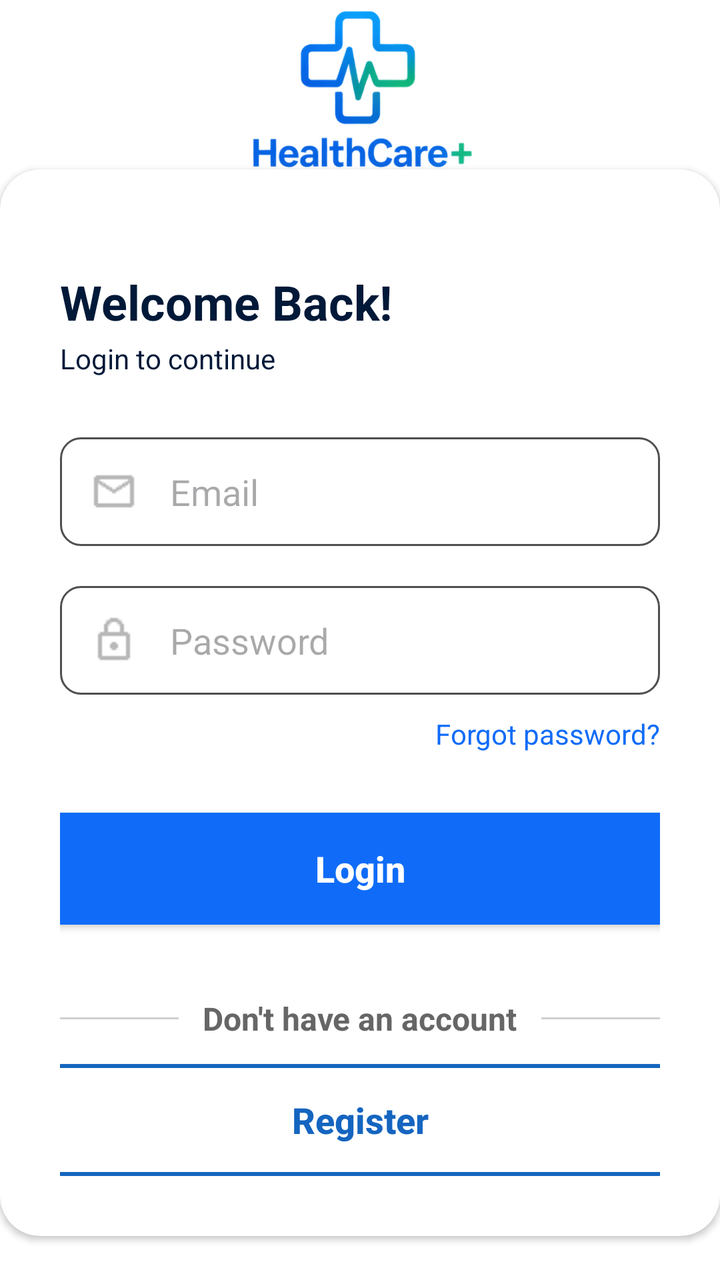
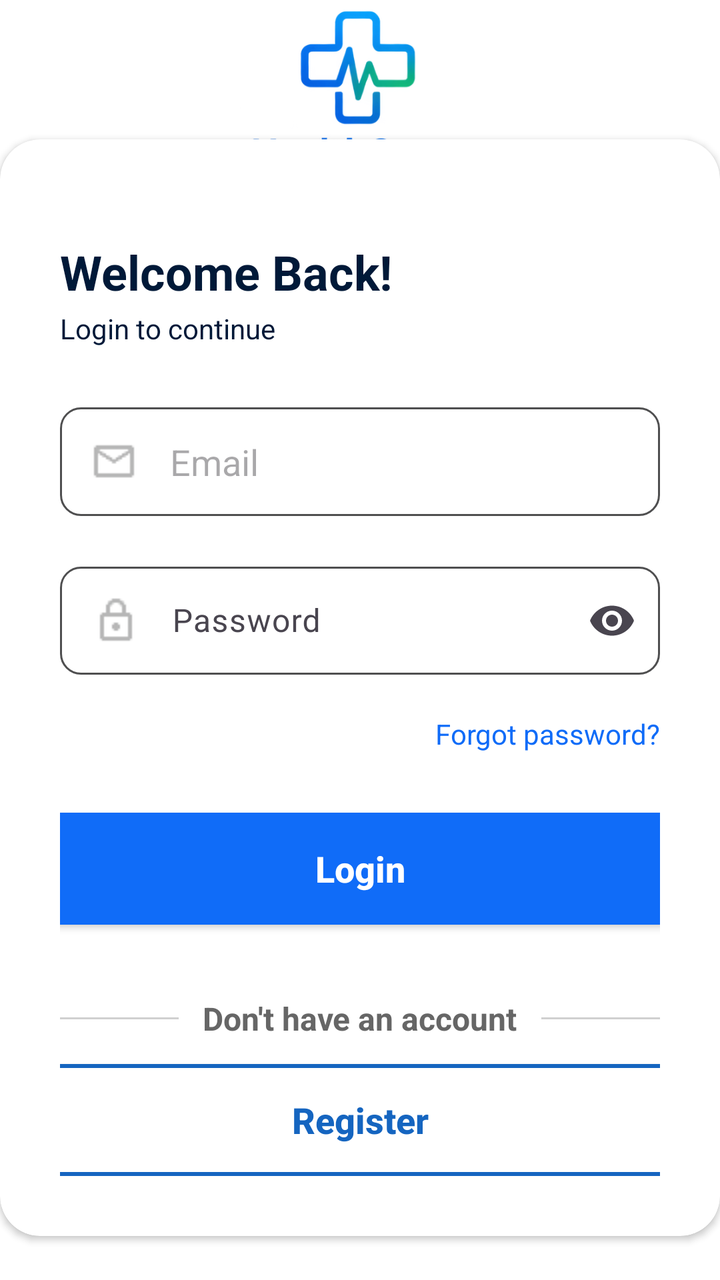

An Android layout rendered at two revisions. The XML below is the earlier revision; the diff shows what the commit changed to produce the second picture.
<!-- AndroidManifest.xml: application theme Theme.Hospital_Appointment_System -->
<!-- res/layout/activity_login.xml -->
<?xml version="1.0" encoding="utf-8"?>
<RelativeLayout xmlns:android="http://schemas.android.com/apk/res/android"
    xmlns:app="http://schemas.android.com/apk/res-auto"
    xmlns:tools="http://schemas.android.com/tools"
    android:id="@+id/main"
    android:layout_marginTop="30dp"
    android:layout_width="match_parent"
    android:layout_height="match_parent"
    android:background="@color/white"
    android:orientation="vertical"
    tools:context=".MainActivity">


    <ImageView
        android:layout_width="match_parent"
        android:layout_height="99dp"
        android:src="@drawable/logo" />

    <ImageView
        android:layout_width="match_parent"
        android:layout_height="386dp"
        android:src="@drawable/backhospital" />

    <androidx.cardview.widget.CardView
        android:layout_width="match_parent"
        android:layout_height="wrap_content"
        android:layout_alignParentBottom="true"
        android:layout_marginBottom="22dp"
        app:cardBackgroundColor="#FFFFFF"
        app:cardCornerRadius="20dp">

        <LinearLayout
            android:layout_width="match_parent"
            android:layout_height="wrap_content"
            android:layout_marginTop="20dp"
            android:orientation="vertical"
            android:padding="30dp">

            <LinearLayout
                android:layout_width="match_parent"
                android:layout_height="wrap_content"
                android:layout_marginBottom="30dp"
                android:orientation="vertical">


                <TextView
                    android:id="@+id/textView3"
                    android:layout_width="match_parent"
                    android:layout_height="35dp"

                    android:text="Welcome Back!"
                    android:textColor="@color/text_color"
                    android:textSize="24sp"
                    android:textStyle="bold" />

                <TextView
                    android:id="@+id/textView4"
                    android:layout_width="250dp"
                    android:layout_height="wrap_content"
                    android:text="Login to continue"

                    android:textColor="@color/text_color" />
            </LinearLayout>

            <LinearLayout
                android:layout_width="match_parent"
                android:layout_height="match_parent"
                android:orientation="vertical">


                <EditText
                    android:id="@+id/email_input"
                    android:layout_width="match_parent"
                    android:layout_height="wrap_content"
                    android:layout_gravity="center"
                    android:layout_marginBottom="20dp"
                    android:background="@drawable/login_area"
                    android:ems="10"
                    android:drawablePadding="16dp"
                    android:drawableStart="@drawable/envelop"
                    android:hint="Email"
                    android:inputType="textEmailAddress"
                    android:padding="15dp" />


                <EditText
                    android:id="@+id/pass_input"
                    android:layout_width="match_parent"
                    android:layout_height="wrap_content"
                    android:layout_gravity="center"
                    android:layout_marginBottom="10dp"
                    android:background="@drawable/login_area"
                    android:ems="10"
                    android:drawablePadding="16dp"
                    android:drawableStart="@drawable/lock"
                    android:hint="Password"
                    android:inputType="textPassword"
                    android:padding="15dp" />


                <TextView
                    android:layout_width="wrap_content"
                    android:layout_height="wrap_content"
                    android:layout_gravity="end"
                    android:layout_marginBottom="30dp"
                    android:text="Forgot password?"
                    android:textColor="@color/link" />

                <androidx.appcompat.widget.AppCompatButton
                    android:id="@+id/btLogin"
                    android:layout_width="350dp"
                    android:layout_height="56dp"
                    android:layout_gravity="center"
                    android:layout_marginBottom="16dp"
                    android:background="@drawable/login"
                    android:text="Login"
                    android:textAllCaps="false"
                    android:textColor="@android:color/white"
                    android:textSize="18sp"
                    android:textStyle="bold" />
            </LinearLayout>

            <LinearLayout
                android:layout_width="match_parent"
                android:layout_height="wrap_content"
                android:layout_marginTop="20dp"
                android:layout_marginBottom="12dp"
                android:gravity="center_vertical"
                android:orientation="horizontal">

                
                <View
                    android:layout_width="0dp"
                    android:layout_height="1dp"
                    android:layout_weight="1"
                    android:background="#D0D0D0" />

                
                <TextView
                    android:layout_width="wrap_content"
                    android:layout_height="wrap_content"
                    android:paddingStart="12dp"
                    android:paddingEnd="12dp"
                    android:text="Don't have an account"
                    android:textColor="#666666"
                    android:textSize="16sp"
                    android:textStyle="bold" />

                
                <View
                    android:layout_width="0dp"
                    android:layout_height="1dp"
                    android:layout_weight="1"
                    android:background="#D0D0D0" />

            </LinearLayout>

            <androidx.appcompat.widget.AppCompatButton

                android:id="@+id/btnRegistation"
                android:layout_width="350dp"
                android:layout_height="56dp"
                android:layout_gravity="center"
                android:background="@drawable/register"
                android:backgroundTint="@null"
                android:minWidth="0dp"
                android:minHeight="0dp"
                android:padding="0dp"
                android:text="Register"
                android:textAllCaps="false"
                android:textColor="#1565C0"
                android:textSize="18sp"
                android:textStyle="bold" />

        </LinearLayout>

    </androidx.cardview.widget.CardView>


</RelativeLayout>
<!-- resources referenced by this layout -->
<resources>
  <color name="link">#106CF8</color>
  <color name="text_color">#001938</color>
  <color name="white">#FFFFFFFF</color>
  <!-- drawable backhospital: png bitmap (drawable, 392837 bytes) -->
  <!-- drawable envelop: png bitmap (drawable, 554 bytes) -->
  <!-- drawable lock: png bitmap (drawable, 537 bytes) -->
  <!-- drawable login (drawable) -->
  <?xml version="1.0" encoding="utf-8"?>
  <shape xmlns:android="http://schemas.android.com/apk/res/android"
      android:shape="rectangle">
      <solid android:color="@color/main_loginbtn_color"/>
      <corners android:radius="20dp"/>
  </shape>
  <!-- drawable login_area (drawable) -->
  <?xml version="1.0" encoding="utf-8"?>
  <shape xmlns:android="http://schemas.android.com/apk/res/android"
      android:shape="rectangle">
  
      <stroke android:color="@color/login_area_border" android:width="1dp"/>
      <corners android:radius="10dp"/>
  </shape>
  <!-- drawable logo: png bitmap (drawable, 83631 bytes) -->
  <!-- drawable register (drawable) -->
  <?xml version="1.0" encoding="utf-8"?>
  <shape xmlns:android="http://schemas.android.com/apk/res/android">
  
      <solid android:color="#FFFFFF"/>
  
      <stroke
          android:width="2dp"
          android:color="#1565C0"/>
  
      <corners android:radius="14dp"/>
  
  </shape>
  <style name="Theme.Hospital_Appointment_System" parent="Base.Theme.Hospital_Appointment_System" />
  <color name="main_loginbtn_color">#106CF8</color>
  <color name="login_area_border">#4F4F50</color>
  <style name="Base.Theme.Hospital_Appointment_System" parent="Theme.Material3.DayNight.NoActionBar">
          
          
      </style>
</resources>

<!-- the commit's change to res/layout/activity_login.xml (unified diff, before → after) -->
@@ -83,19 +83,26 @@
                     android:padding="15dp" />
 
 
-                <EditText
-                    android:id="@+id/pass_input"
+                <com.google.android.material.textfield.TextInputLayout
                     android:layout_width="match_parent"
                     android:layout_height="wrap_content"
-                    android:layout_gravity="center"
                     android:layout_marginBottom="10dp"
-                    android:background="@drawable/login_area"
-                    android:ems="10"
-                    android:drawablePadding="16dp"
-                    android:drawableStart="@drawable/lock"
-                    android:hint="Password"
-                    android:inputType="textPassword"
-                    android:padding="15dp" />
+                    app:endIconMode="password_toggle">
+                    <androidx.appcompat.widget.AppCompatEditText
+                        app:passwordToggleEnabled="true"
+                        android:id="@+id/pass_input"
+                        android:layout_width="match_parent"
+                        android:layout_height="wrap_content"
+                        android:layout_gravity="center"
+                        android:layout_marginBottom="10dp"
+                        android:background="@drawable/login_area"
+                        android:ems="10"
+                        android:drawablePadding="16dp"
+                        android:drawableStart="@drawable/lock"
+                        android:hint="Password"
+                        android:inputType="textPassword"
+                        android:padding="15dp" />
+                </com.google.android.material.textfield.TextInputLayout>
 
 
                 <TextView
